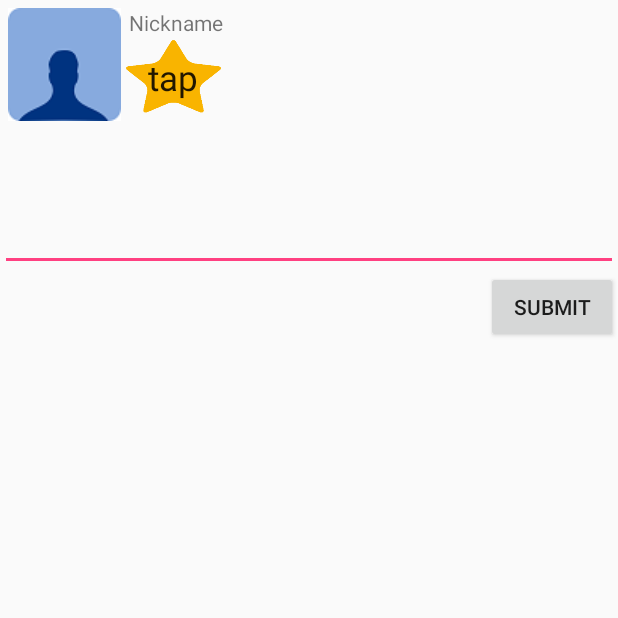
After one commit to mDinon/FoodHub, an Android app: the WriteReviewActivity screen opened directly, with no data from a screen before it, on a phone screen of 412 x 824 dp, the top half of it. The commit adds this screen. Run offline under Robolectric (Android 15) with nearby library versions, the phone set to English and light mode, and no system bars.

Commit message:
Dodan activity za pisanje recenzija

```diff
--- a/app/src/main/AndroidManifest.xml
+++ b/app/src/main/AndroidManifest.xml
@@ -10,6 +10,10 @@
         android:theme="@style/AppTheme">
 
         <activity android:name="hr.mc2.foodhub.MenuActivity" />
+
+        <activity android:name=".WriteReviewActivity"
+            android:label="FoodHub">
+        </activity>
 
         <activity
             android:name=".SplashScreen"
--- a/app/src/main/java/hr/mc2/foodhub/FragmentCommunicationMenu.java
+++ b/app/src/main/java/hr/mc2/foodhub/FragmentCommunicationMenu.java
@@ -15,4 +15,7 @@ public interface FragmentCommunicationMenu {
 
     public Bundle transferReviewData();
 
+    /*Nepotrebno
+    public Bundle passNewReview();*/
+
 }
--- /dev/null
+++ b/app/src/main/java/hr/mc2/foodhub/WriteReviewActivity.java
@@ -0,0 +1,67 @@
+package hr.mc2.foodhub;
+
+import android.content.Intent;
+import android.os.Bundle;
+import android.support.v7.app.AppCompatActivity;
+import android.view.View;
+import android.widget.Button;
+import android.widget.TextView;
+
+/**
+ * Created by Matija on 28.4.2016..
+ */
+public class WriteReviewActivity extends AppCompatActivity {
+
+    Integer ocjena = 0;
+
+
+    public void onActivityResult(int requestCode, int resultCode, Intent data) {
+        super.onActivityResult(requestCode, resultCode, data);
+        if (requestCode == 1) {
+            if(resultCode == RESULT_OK){
+                String stredittext=data.getStringExtra("edittextvalue");
+            }
+        }
+    }
+
+
+
+    @Override
+    protected void onCreate(Bundle savedInstanceState) {
+        super.onCreate(savedInstanceState);
+        setContentView(R.layout.activity_write_review);
+
+
+        TextView setRating = (TextView)findViewById(R.id.setUserReview);
+        TextView reviewText = (TextView)findViewById(R.id.reviewInProgress);
+        Button submitButton = (Button)findViewById(R.id.submitReviewButton);
+
+        setRating.setOnClickListener(new View.OnClickListener(){
+            @Override
+            public void onClick(View v) {
+                TextView setRating = (TextView)findViewById(R.id.setUserReview);
+                if(ocjena<10)
+                ocjena++;
+                else ocjena=1;
+                setRating.setText(ocjena.toString());
+
+            }
+        });
+        submitButton.setOnClickListener(new View.OnClickListener() {
+            @Override
+            public void onClick(View view) {
+                TextView setRating = (TextView)findViewById(R.id.setUserReview);
+                TextView reviewText = (TextView)findViewById(R.id.reviewInProgress);
+
+                Intent intent = new Intent();
+                intent.putExtra("reviewText",reviewText.getText());
+                intent.putExtra("rating",ocjena);
+                setResult(RESULT_OK, intent);
+                finish();
+            }
+        });
+
+    }
+
+
+}
--- /dev/null
+++ b/app/src/main/res/layout/activity_write_review.xml
@@ -0,0 +1,65 @@
+<?xml version="1.0" encoding="utf-8"?>
+<RelativeLayout xmlns:android="http://schemas.android.com/apk/res/android"
+    android:layout_width="match_parent" android:layout_height="match_parent"
+    >
+    <TextView
+        android:layout_width="wrap_content"
+        android:layout_height="wrap_content"
+        android:text="Nickname"
+        android:id="@+id/UsernameWriteReview"
+        android:layout_toRightOf="@+id/userImageWriteReview"
+
+        android:paddingStart="5dp"
+        android:paddingTop="5dp" />
+
+    <ImageView
+        android:layout_width="wrap_content"
+        android:layout_height="wrap_content"
+        android:id="@+id/userImageWriteReview"
+        android:src="@drawable/test_avatar"
+        android:paddingTop="5dp"
+        android:paddingLeft="5dp"
+        android:layout_alignParentTop="true"
+        android:layout_alignParentLeft="true"
+        android:layout_alignParentStart="true" />
+
+    <EditText
+        android:layout_width="match_parent"
+        android:layout_height="100dp"
+        android:id="@+id/reviewInProgress"
+        android:layout_alignParentLeft="true"
+        android:layout_alignParentStart="true"
+        android:clickable="false"
+        android:cursorVisible="false"
+        android:focusable="true"
+        android:focusableInTouchMode="true"
+        android:layout_below="@+id/userImageWriteReview"
+        android:paddingLeft="5dp"
+        android:paddingRight="5dp" />
+
+    <TextView
+        android:layout_width="70dp"
+        android:layout_height="wrap_content"
+        android:textAppearance="?android:attr/textAppearanceLarge"
+        android:text="tap"
+        android:textSize="23dp"
+        android:id="@+id/setUserReview"
+        android:background="@drawable/star"
+        android:textAlignment="center"
+        android:paddingTop="11dp"
+        android:clickable="true"
+        android:layout_toRightOf="@+id/userImageWriteReview"
+        android:layout_toEndOf="@+id/userImageWriteReview"
+        android:layout_below="@+id/UsernameWriteReview"
+        android:layout_alignBottom="@+id/userImageWriteReview" />
+
+    <Button
+        android:layout_width="wrap_content"
+        android:layout_height="wrap_content"
+        android:text="Submit"
+        android:id="@+id/submitReviewButton"
+        android:layout_below="@+id/reviewInProgress"
+        android:layout_alignParentRight="true"
+        android:layout_alignParentEnd="true" />
+
+</RelativeLayout>
```
Also changed, not shown: app/src/main/java/hr/mc2/foodhub/FoodFragment.java (+0 -11 lines), app/src/main/java/hr/mc2/foodhub/MenuActivity.java (+30 -6 lines), app/src/main/java/hr/mc2/foodhub/ReviewFragment.java (+28 -11 lines), app/src/main/res/layout/fragment_review.xml (+12 -1 lines).
